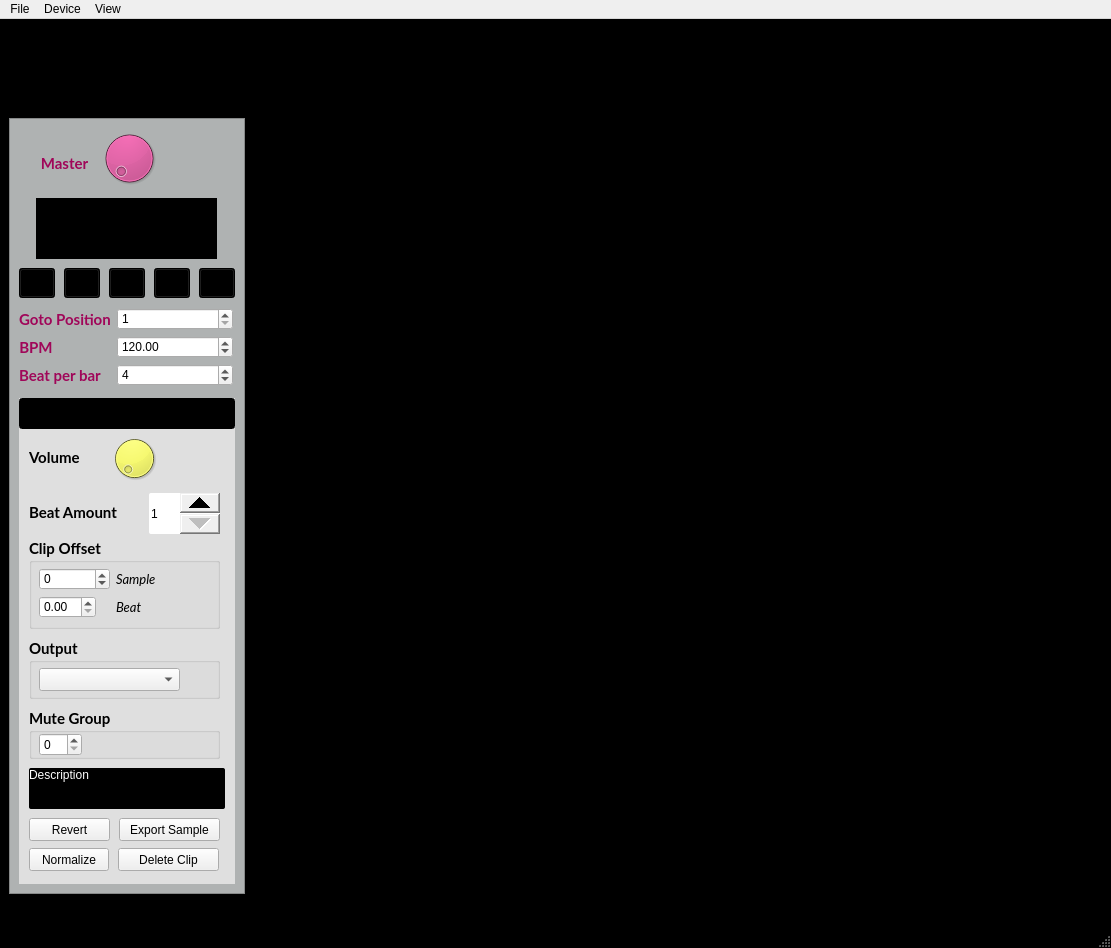
Old version of the form superboucle/gui_ui.ui in the repository Vampouille/superboucle.
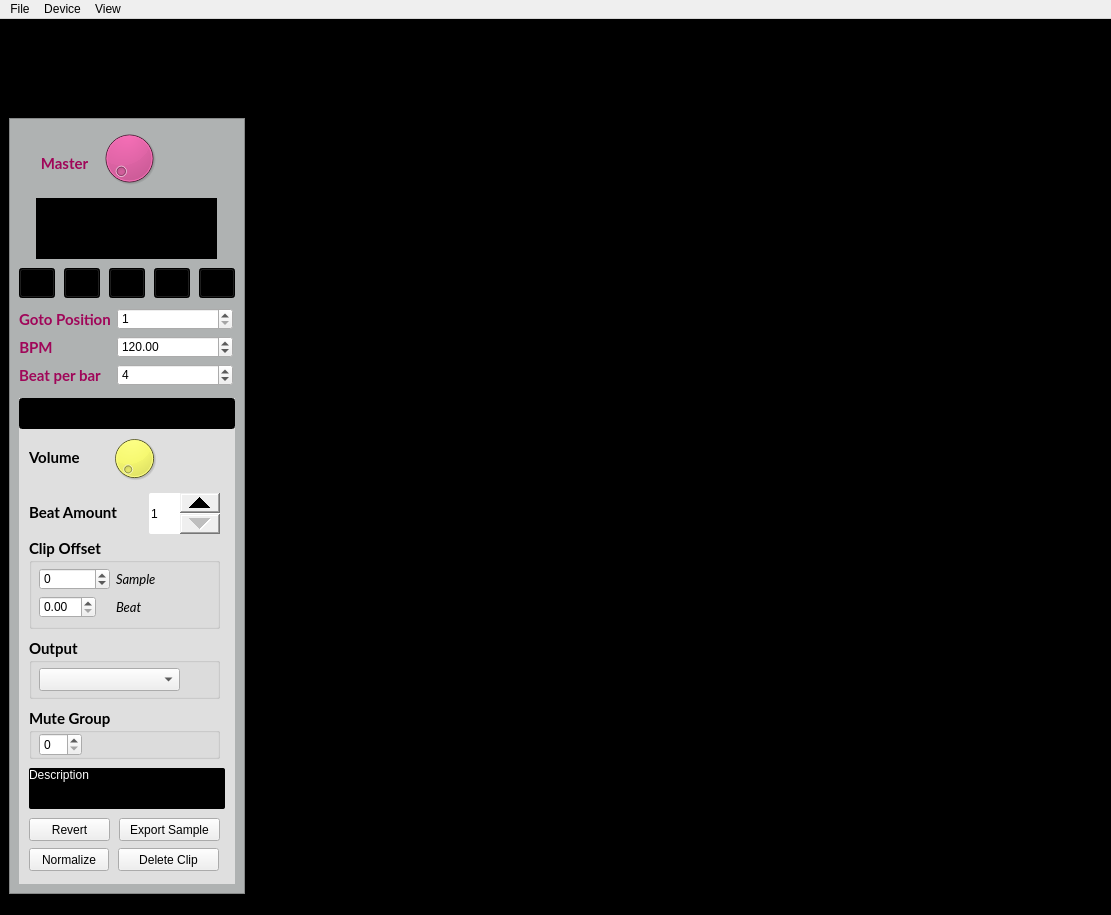
New version of the form. Icons and pictures are not drawn. Custom widgets are drawn as their Qt base class.

Commit message: Remove status bar

```diff
--- a/superboucle/gui_ui.ui
+++ b/superboucle/gui_ui.ui
@@ -7,7 +7,7 @@
     <x>0</x>
     <y>0</y>
     <width>1111</width>
-    <height>948</height>
+    <height>915</height>
    </rect>
   </property>
   <property name="windowTitle">
@@ -873,7 +873,6 @@
    <addaction name="menuDevice"/>
    <addaction name="menuView"/>
   </widget>
-  <widget class="QStatusBar" name="statusbar"/>
   <action name="actionNew">
    <property name="text">
     <string>New...</string>
```
Left out of the diff: 2 changed lines with no effect on the pictures. The commit also changes 1 other file.
